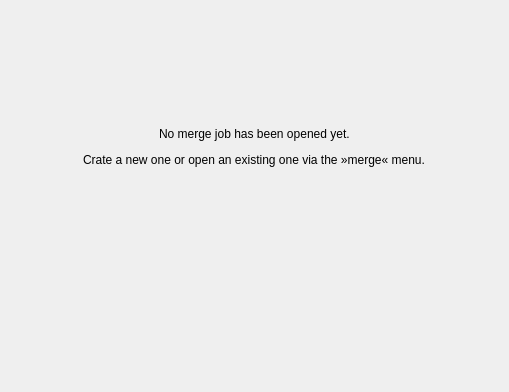
The window that src/mkvtoolnix-gui/forms/merge/tool.ui (jpsdr/MKVToolnix-Windows-7) describes before a commit, drawn with Qt 5; both pictures show x 201 to 710 and y 99 to 491 of the 910 by 491 pixel window.
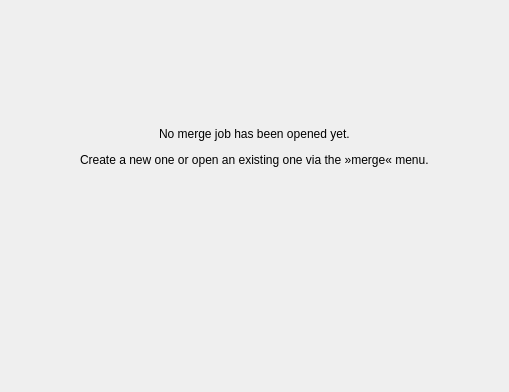
The same window after the commit.

```diff
--- a/src/mkvtoolnix-gui/forms/merge/tool.ui
+++ b/src/mkvtoolnix-gui/forms/merge/tool.ui
@@ -107,7 +107,7 @@
             <item>
              <widget class="QLabel" name="howToOpenLabel">
               <property name="text">
-               <string>Crate a new one or open an existing one via the »merge« menu.</string>
+               <string>Create a new one or open an existing one via the »merge« menu.</string>
               </property>
              </widget>
             </item>
```
Left out of the diff: 2 changed lines with no effect on the pictures.
